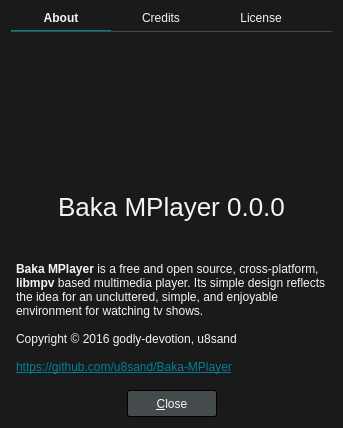
First picture: the form in src/ui/aboutdialog.ui, repository u8sand/Baka-MPlayer, before the edit.
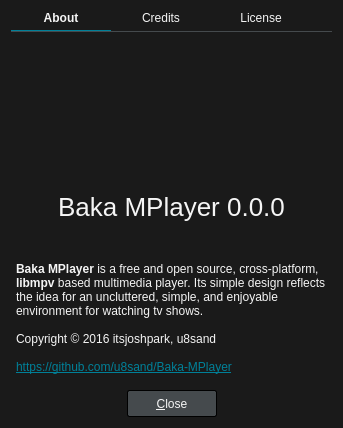
Second picture: the form after the edit. Icons and pictures are not drawn.

```diff
--- a/src/ui/aboutdialog.ui
+++ b/src/ui/aboutdialog.ui
@@ -191,7 +191,7 @@
        <item>
         <widget class="QLabel" name="infoLabel">
          <property name="text">
-          <string>&lt;html&gt;&lt;head/&gt;&lt;body&gt;&lt;p&gt;&lt;b&gt;Baka MPlayer&lt;/b&gt; is a free and open source, cross-platform, &lt;b&gt;libmpv&lt;/b&gt; based multimedia player. Its simple design reflects the idea for an uncluttered, simple, and enjoyable environment for watching tv shows.&lt;br&gt;&lt;br&gt;Copyright © 2016 godly-devotion, u8sand&lt;br&gt;&lt;br&gt;&lt;a href=&quot;https://github.com/u8sand/Baka-MPlayer&quot;&gt;&lt;span style=&quot; text-decoration: underline; color:#008098;&quot;&gt;https://github.com/u8sand/Baka-MPlayer&lt;/span&gt;&lt;/a&gt;&lt;/p&gt;&lt;/body&gt;&lt;/html&gt;</string>
+          <string>&lt;html&gt;&lt;head/&gt;&lt;body&gt;&lt;p&gt;&lt;b&gt;Baka MPlayer&lt;/b&gt; is a free and open source, cross-platform, &lt;b&gt;libmpv&lt;/b&gt; based multimedia player. Its simple design reflects the idea for an uncluttered, simple, and enjoyable environment for watching tv shows.&lt;br&gt;&lt;br&gt;Copyright © 2016 itsjoshpark, u8sand&lt;br&gt;&lt;br&gt;&lt;a href=&quot;https://github.com/u8sand/Baka-MPlayer&quot;&gt;&lt;span style=&quot; text-decoration: underline; color:#008098;&quot;&gt;https://github.com/u8sand/Baka-MPlayer&lt;/span&gt;&lt;/a&gt;&lt;/p&gt;&lt;/body&gt;&lt;/html&gt;</string>
          </property>
          <property name="alignment">
           <set>Qt::AlignLeading|Qt::AlignLeft|Qt::AlignTop</set>
```
Left out of the diff: 2 changed lines with no effect on the pictures.
